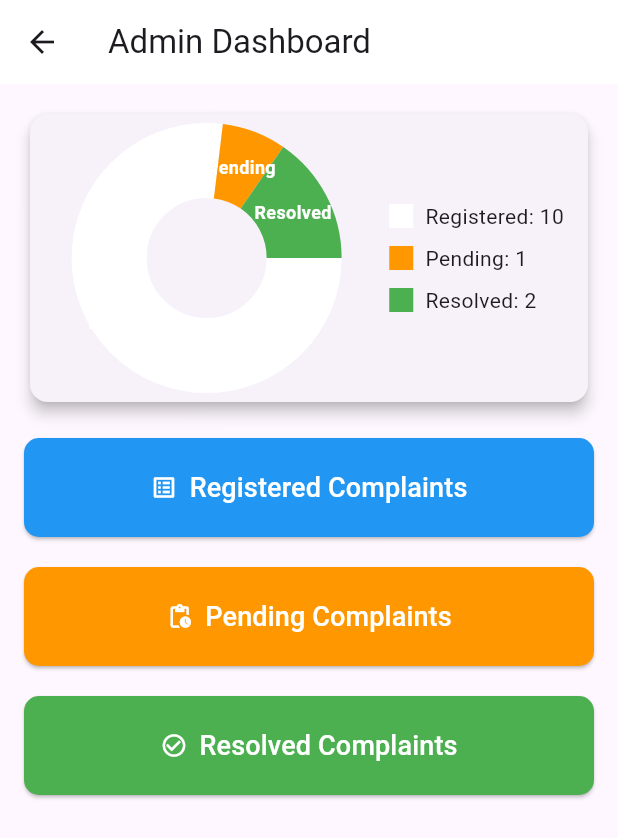
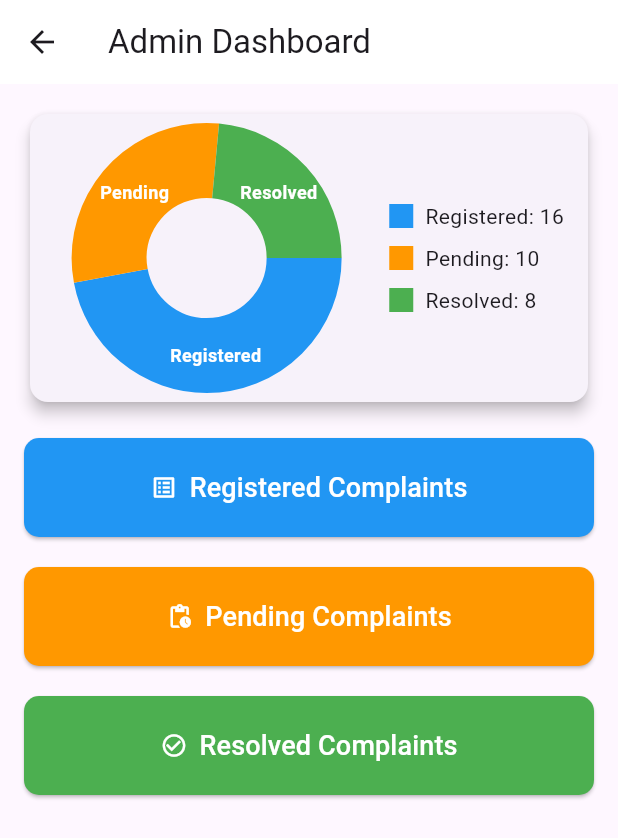
Before and after one commit to keshavgoel892/Complaint_App, a Flutter app: the AdminScreen screen opened directly, on a phone screen of 412 x 824 dp. Shown: the top 838 px of the screen. Run offline on Flutter 3.47's test engine with Material 3 defaults, Android fonts, the phone set to English and light mode, and no system bars; drawn by our look-alikes of fl_chart; our stand-ins replace cloud_firestore, firebase_auth, firebase_core, firebase_storage, image_picker; accounts and stored records are empty; project files that could hold a hidden picture were left out.

Commit message:
error fix

```diff
--- a/lib/admin_screen.dart
+++ b/lib/admin_screen.dart
@@ -3,9 +3,9 @@ import 'package:fl_chart/fl_chart.dart';
 import 'complaint_list_screen.dart';
 
 class AdminScreen extends StatelessWidget {
-  final int registeredComplaints = 10;
-  final int pendingComplaints = 1;
-  final int resolvedComplaints = 2;
+  final int registeredComplaints = 16;
+  final int pendingComplaints = 10;
+  final int resolvedComplaints = 8;
 
   @override
   Widget build(BuildContext context) {
@@ -68,7 +68,7 @@ class AdminScreen extends StatelessWidget {
                     centerSpaceRadius: 40,
                     sections: [
                       PieChartSectionData(
-                        color: Colors.white,
+                        color: Colors.blue,
                         value: registeredComplaints.toDouble(),
                         title: 'Registered',
                         radius: 50,
@@ -109,7 +109,7 @@ class AdminScreen extends StatelessWidget {
                 crossAxisAlignment: CrossAxisAlignment.start,
                 children: [
                   _buildLegendItem(
-                      'Registered', Colors.white, registeredComplaints),
+                      'Registered', Colors.blue, registeredComplaints),
                   SizedBox(height: 8),
                   _buildLegendItem('Pending', Colors.orange, pendingComplaints),
                   SizedBox(
--- a/lib/home_screen.dart
+++ b/lib/home_screen.dart
@@ -13,6 +13,7 @@ class _HomeScreenState extends State<HomeScreen> {
   @override
   Widget build(BuildContext context) {
     return Scaffold(
+      backgroundColor: const Color.fromARGB(255, 76, 157, 194),
       appBar: AppBar(
         title: Text('Home'),
         actions: [
@@ -48,7 +49,7 @@ class _HomeScreenState extends State<HomeScreen> {
         ],
       ),
       body: Container(
-        color: Colors.white,
+        color: Colors.lightBlue,//home screen background color
         padding: const EdgeInsets.all(16.0),
         child: Center(
           child: Column(
```
Also changed, not shown: lib/complaint_list_screen.dart (+14 -10 lines).
